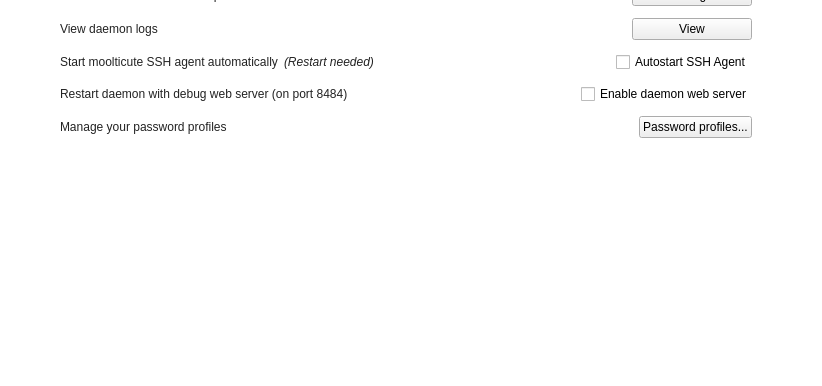
This is src/MainWindow.ui in mooltipass/moolticute as Qt 5 draws it before an edit; both pictures show x 0 to 822 and y 167 to 553 of the 822 by 553 pixel window. The edited form follows.
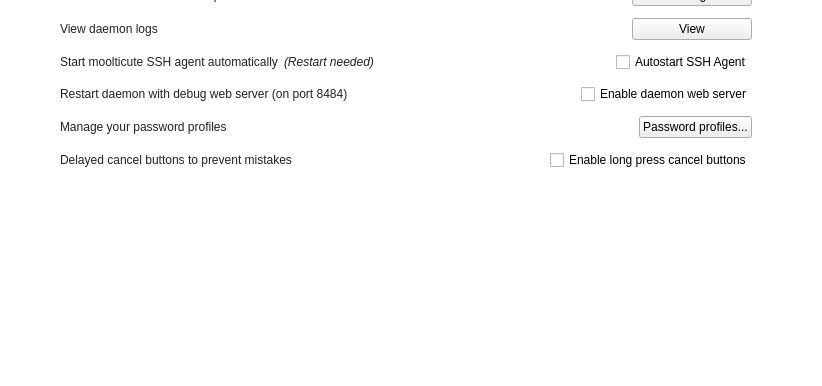
This is the edited form. The open tabs and pages were chosen to show the change. Icons and pictures are not drawn. Custom widgets are drawn as their Qt base class.

Commit message:
Improve long press buttons fix #119 fix #118
Also add an option to disable long pressed buttons in settings

The edit to the form file:
```diff
--- a/src/MainWindow.ui
+++ b/src/MainWindow.ui
@@ -2350,6 +2350,43 @@
             </item>
            </layout>
           </item>
+          <item>
+           <layout class="QHBoxLayout" name="horizontalLayout_23">
+            <item>
+             <widget class="QLabel" name="label_42">
+              <property name="sizePolicy">
+               <sizepolicy hsizetype="MinimumExpanding" vsizetype="Preferred">
+                <horstretch>0</horstretch>
+                <verstretch>0</verstretch>
+               </sizepolicy>
+              </property>
+              <property name="text">
+               <string>Delayed cancel buttons to prevent mistakes</string>
+              </property>
+             </widget>
+            </item>
+            <item>
+             <spacer name="horizontalSpacer_33">
+              <property name="orientation">
+               <enum>Qt::Horizontal</enum>
+              </property>
+              <property name="sizeHint" stdset="0">
+               <size>
+                <width>40</width>
+                <height>20</height>
+               </size>
+              </property>
+             </spacer>
+            </item>
+            <item>
+             <widget class="QCheckBox" name="checkBoxLongPress">
+              <property name="text">
+               <string>Enable long press cancel buttons</string>
+              </property>
+             </widget>
+            </item>
+           </layout>
+          </item>
           <item>
            <spacer name="verticalSpacer_12">
             <property name="orientation">
```
Left out of the diff: 2 changed lines with no effect on the pictures. The commit also changes 10 other files.
